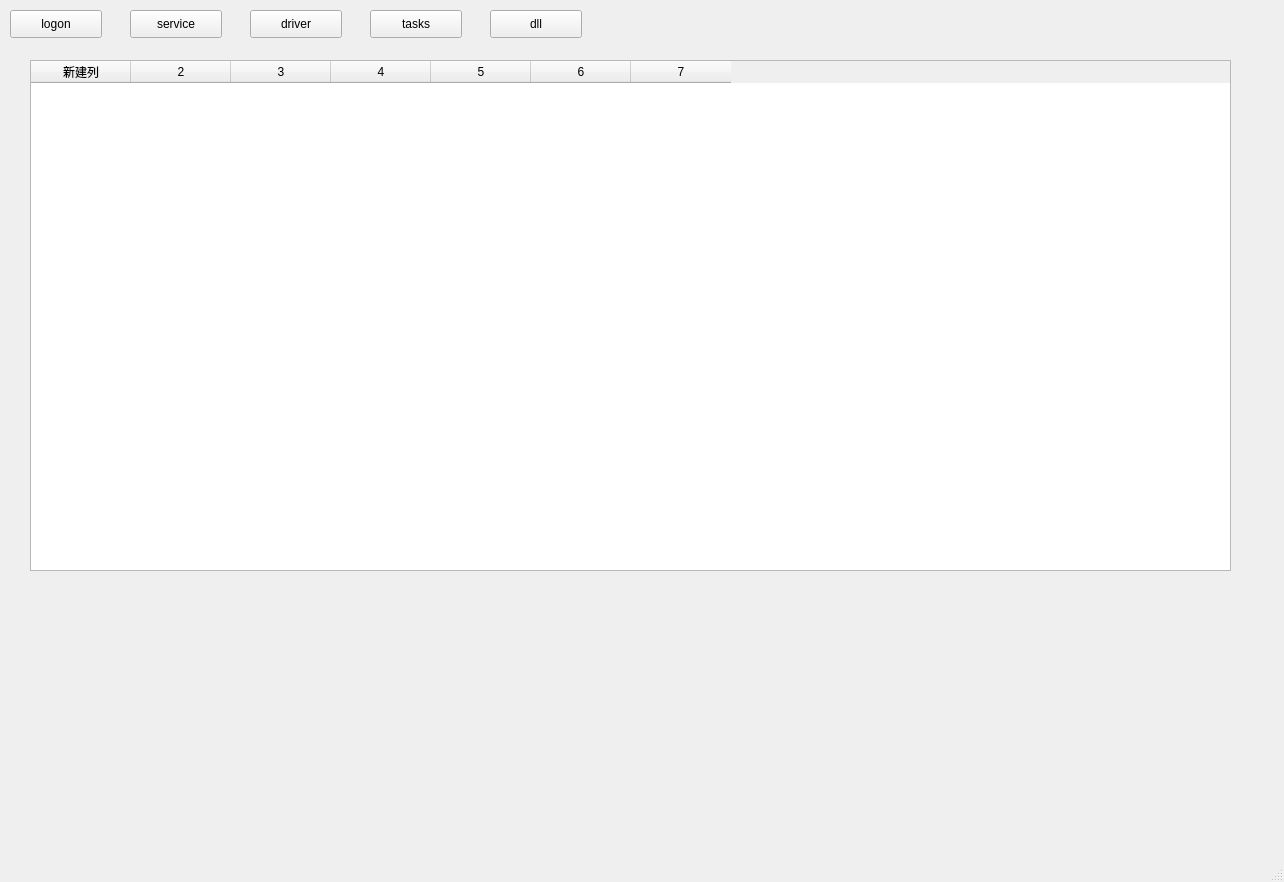
Qt form mainwindow.ui (Tongzhixin/windows_autorun) before a commit.
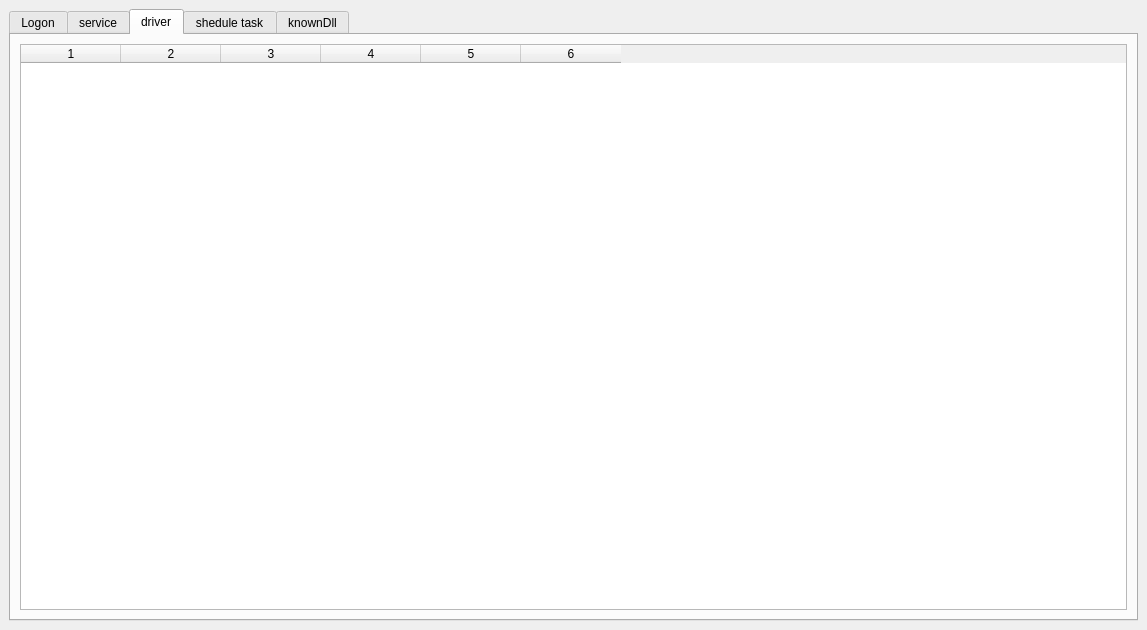
The same form after that commit.

Commit message: init task

What changed in the file:
```diff
--- a/mainwindow.ui
+++ b/mainwindow.ui
@@ -6,92 +6,26 @@
    <rect>
     <x>0</x>
     <y>0</y>
-    <width>1284</width>
-    <height>882</height>
+    <width>1147</width>
+    <height>630</height>
    </rect>
   </property>
   <property name="windowTitle">
    <string>MainWindow</string>
   </property>
   <widget class="QWidget" name="centralwidget">
-   <widget class="QPushButton" name="logon">
-    <property name="geometry">
-     <rect>
-      <x>10</x>
-      <y>10</y>
-      <width>92</width>
-      <height>28</height>
-     </rect>
-    </property>
-    <property name="text">
-     <string>logon</string>
-    </property>
-   </widget>
-   <widget class="QPushButton" name="service">
-    <property name="geometry">
-     <rect>
-      <x>130</x>
-      <y>10</y>
-      <width>92</width>
-      <height>28</height>
-     </rect>
-    </property>
-    <property name="text">
-     <string>service</string>
-    </property>
-   </widget>
-   <widget class="QPushButton" name="driver">
-    <property name="geometry">
-     <rect>
-      <x>250</x>
-      <y>10</y>
-      <width>92</width>
-      <height>28</height>
-     </rect>
-    </property>
-    <property name="text">
-     <string>driver</string>
-    </property>
-   </widget>
-   <widget class="QPushButton" name="sheduletask">
-    <property name="geometry">
-     <rect>
-      <x>370</x>
-      <y>10</y>
-      <width>92</width>
-      <height>28</height>
-     </rect>
-    </property>
-    <property name="text">
-     <string>tasks</string>
-    </property>
-   </widget>
-   <widget class="QPushButton" name="knowndll">
-    <property name="geometry">
-     <rect>
-      <x>490</x>
-      <y>10</y>
-      <width>92</width>
-      <height>28</height>
-     </rect>
-    </property>
-    <property name="text">
-     <string>dll</string>
-    </property>
-   </widget>
-   <widget class="QStackedWidget" name="stackedWidget">
-    <property name="geometry">
-     <rect>
-      <x>30</x>
-      <y>60</y>
-      <width>1211</width>
-      <height>511</height>
-     </rect>
-    </property>
+   <layout class="QGridLayout" name="gridLayout_3">
+    <item row="0" column="0">
+     <widget class="QTabWidget" name="tabWidget">
     <property name="currentIndex">
-     <number>4</number>
-    </property>
-    <widget class="QWidget" name="page">
+       <number>2</number>
+      </property>
+      <widget class="QWidget" name="tabWidgetPage1" native="true">
+       <attribute name="title">
+        <string>Logon</string>
+       </attribute>
+       <layout class="QGridLayout" name="gridLayout">
+        <item row="0" column="0">
      <widget class="QTableWidget" name="tableWidget_logon">
       <property name="geometry">
        <rect>
@@ -111,8 +45,15 @@
       <column/>
       <column/>
      </widget>
-    </widget>
-    <widget class="QWidget" name="page_2">
+        </item>
+       </layout>
+      </widget>
+      <widget class="QWidget" name="tabWid" native="true">
+       <attribute name="title">
+        <string>service</string>
+       </attribute>
+       <layout class="QGridLayout" name="gridLayout_2">
+        <item row="0" column="0">
      <widget class="QTableWidget" name="tableWidget_service">
       <property name="geometry">
        <rect>
@@ -132,17 +73,16 @@
       <column/>
       <column/>
      </widget>
-    </widget>
-    <widget class="QWidget" name="page_3">
+        </item>
+       </layout>
+      </widget>
+      <widget class="QWidget" name="tabWidgetPage3" native="true">
+       <attribute name="title">
+        <string>driver</string>
+       </attribute>
+       <layout class="QGridLayout" name="gridLayout_4">
+        <item row="0" column="0">
      <widget class="QTableWidget" name="tableWidget_driver">
-      <property name="geometry">
-       <rect>
-        <x>-50</x>
-        <y>10</y>
-        <width>1251</width>
-        <height>501</height>
-       </rect>
-      </property>
       <property name="columnCount">
        <number>6</number>
       </property>
@@ -153,8 +93,15 @@
       <column/>
       <column/>
      </widget>
-    </widget>
-    <widget class="QWidget" name="page_4">
+        </item>
+       </layout>
+      </widget>
+      <widget class="QWidget" name="tabWidgetPage4" native="true">
+       <attribute name="title">
+        <string>shedule task</string>
+       </attribute>
+       <layout class="QGridLayout" name="gridLayout_5">
+        <item row="0" column="0">
      <widget class="QTableWidget" name="tableWidget_task">
       <property name="geometry">
        <rect>
@@ -174,17 +121,16 @@
       <column/>
       <column/>
      </widget>
-    </widget>
-    <widget class="QWidget" name="page_5">
+        </item>
+       </layout>
+      </widget>
+      <widget class="QWidget" name="tabWidgetPage5" native="true">
+       <attribute name="title">
+        <string>knownDll</string>
+       </attribute>
+       <layout class="QGridLayout" name="gridLayout_6">
+        <item row="0" column="0">
      <widget class="QTableWidget" name="tableWidget_dll">
-      <property name="geometry">
-       <rect>
-        <x>0</x>
-        <y>0</y>
-        <width>1201</width>
-        <height>511</height>
-       </rect>
-      </property>
       <property name="columnCount">
        <number>7</number>
       </property>
@@ -200,10 +146,13 @@
       <column/>
       <column/>
      </widget>
-    </widget>
-   </widget>
+        </item>
+       </layout>
+      </widget>
+     </widget>
+    </item>
+   </layout>
   </widget>
-  <widget class="QStatusBar" name="statusbar"/>
  </widget>
  <resources/>
  <connections/>
```
Left out of the diff: 24 changed lines with no effect on the pictures. Lines whose indentation alone changed are shown as unchanged. The commit also changes 6 other files.
